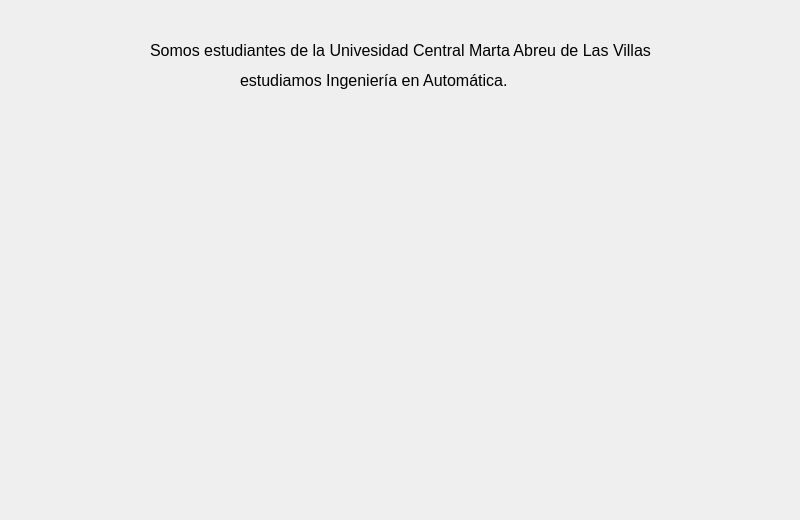
Old version of the form nosotros.ui in the repository hemslyhd/proyectoRentaAutos.
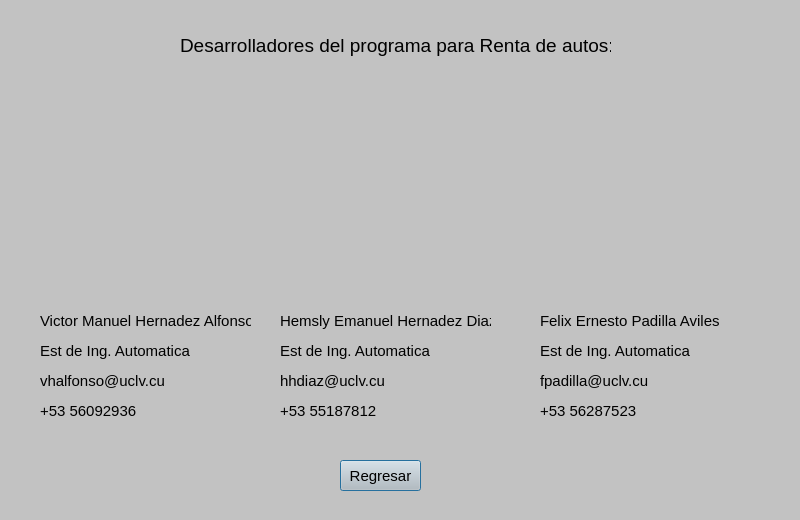
New version of the form. Icons and pictures are not drawn.

Commit message: se le hicieron cambios a la base de datos agregando el numero  maximo de autos

Patch:
```diff
--- a/nosotros.ui
+++ b/nosotros.ui
@@ -22,9 +22,424 @@
     <height>520</height>
    </size>
   </property>
+  <property name="palette">
+   <palette>
+    <active>
+     <colorrole role="WindowText">
+      <brush brushstyle="SolidPattern">
+       <color alpha="255">
+        <red>0</red>
+        <green>0</green>
+        <blue>0</blue>
+       </color>
+      </brush>
+     </colorrole>
+     <colorrole role="Button">
+      <brush brushstyle="SolidPattern">
+       <color alpha="255">
+        <red>194</red>
+        <green>194</green>
+        <blue>194</blue>
+       </color>
+      </brush>
+     </colorrole>
+     <colorrole role="Light">
+      <brush brushstyle="SolidPattern">
+       <color alpha="255">
+        <red>255</red>
+        <green>255</green>
+        <blue>255</blue>
+       </color>
+      </brush>
+     </colorrole>
+     <colorrole role="Midlight">
+      <brush brushstyle="SolidPattern">
+       <color alpha="255">
+        <red>224</red>
+        <green>224</green>
+        <blue>224</blue>
+       </color>
+      </brush>
+     </colorrole>
+     <colorrole role="Dark">
+      <brush brushstyle="SolidPattern">
+       <color alpha="255">
+        <red>97</red>
+        <green>97</green>
+        <blue>97</blue>
+       </color>
+      </brush>
+     </colorrole>
+     <colorrole role="Mid">
+      <brush brushstyle="SolidPattern">
+       <color alpha="255">
+        <red>129</red>
+        <green>129</green>
+        <blue>129</blue>
+       </color>
+      </brush>
+     </colorrole>
+     <colorrole role="Text">
+      <brush brushstyle="SolidPattern">
+       <color alpha="255">
+        <red>0</red>
+        <green>0</green>
+        <blue>0</blue>
+       </color>
+      </brush>
+     </colorrole>
+     <colorrole role="BrightText">
+      <brush brushstyle="SolidPattern">
+       <color alpha="255">
+        <red>255</red>
+        <green>255</green>
+        <blue>255</blue>
+       </color>
+      </brush>
+     </colorrole>
+     <colorrole role="ButtonText">
+      <brush brushstyle="SolidPattern">
+       <color alpha="255">
+        <red>0</red>
+        <green>0</green>
+        <blue>0</blue>
+       </color>
+      </brush>
+     </colorrole>
+     <colorrole role="Base">
+      <brush brushstyle="SolidPattern">
+       <color alpha="255">
+        <red>255</red>
+        <green>255</green>
+        <blue>255</blue>
+       </color>
+      </brush>
+     </colorrole>
+     <colorrole role="Window">
+      <brush brushstyle="SolidPattern">
+       <color alpha="255">
+        <red>194</red>
+        <green>194</green>
+        <blue>194</blue>
+       </color>
+      </brush>
+     </colorrole>
+     <colorrole role="Shadow">
+      <brush brushstyle="SolidPattern">
+       <color alpha="255">
+        <red>0</red>
+        <green>0</green>
+        <blue>0</blue>
+       </color>
+      </brush>
+     </colorrole>
+     <colorrole role="AlternateBase">
+      <brush brushstyle="SolidPattern">
+       <color alpha="255">
+        <red>224</red>
+        <green>224</green>
+        <blue>224</blue>
+       </color>
+      </brush>
+     </colorrole>
+     <colorrole role="ToolTipBase">
+      <brush brushstyle="SolidPattern">
+       <color alpha="255">
+        <red>255</red>
+        <green>255</green>
+        <blue>220</blue>
+       </color>
+      </brush>
+     </colorrole>
+     <colorrole role="ToolTipText">
+      <brush brushstyle="SolidPattern">
+       <color alpha="255">
+        <red>0</red>
+        <green>0</green>
+        <blue>0</blue>
+       </color>
+      </brush>
+     </colorrole>
+    </active>
+    <inactive>
+     <colorrole role="WindowText">
+      <brush brushstyle="SolidPattern">
+       <color alpha="255">
+        <red>0</red>
+        <green>0</green>
+        <blue>0</blue>
+       </color>
+      </brush>
+     </colorrole>
+     <colorrole role="Button">
+      <brush brushstyle="SolidPattern">
+       <color alpha="255">
+        <red>194</red>
+        <green>194</green>
+        <blue>194</blue>
+       </color>
+      </brush>
+     </colorrole>
+     <colorrole role="Light">
+      <brush brushstyle="SolidPattern">
+       <color alpha="255">
+        <red>255</red>
+        <green>255</green>
+        <blue>255</blue>
+       </color>
+      </brush>
+     </colorrole>
+     <colorrole role="Midlight">
+      <brush brushstyle="SolidPattern">
+       <color alpha="255">
+        <red>224</red>
+        <green>224</green>
+        <blue>224</blue>
+       </color>
+      </brush>
+     </colorrole>
+     <colorrole role="Dark">
+      <brush brushstyle="SolidPattern">
+       <color alpha="255">
+        <red>97</red>
+        <green>97</green>
+        <blue>97</blue>
+       </color>
+      </brush>
+     </colorrole>
+     <colorrole role="Mid">
+      <brush brushstyle="SolidPattern">
+       <color alpha="255">
+        <red>129</red>
+        <green>129</green>
+        <blue>129</blue>
+       </color>
+      </brush>
+     </colorrole>
+     <colorrole role="Text">
+      <brush brushstyle="SolidPattern">
+       <color alpha="255">
+        <red>0</red>
+        <green>0</green>
+        <blue>0</blue>
+       </color>
+      </brush>
+     </colorrole>
+     <colorrole role="BrightText">
+      <brush brushstyle="SolidPattern">
+       <color alpha="255">
+        <red>255</red>
+        <green>255</green>
+        <blue>255</blue>
+       </color>
+      </brush>
+     </colorrole>
+     <colorrole role="ButtonText">
+      <brush brushstyle="SolidPattern">
+       <color alpha="255">
+        <red>0</red>
+        <green>0</green>
+        <blue>0</blue>
+       </color>
+      </brush>
+     </colorrole>
+     <colorrole role="Base">
+      <brush brushstyle="SolidPattern">
+       <color alpha="255">
+        <red>255</red>
+        <green>255</green>
+        <blue>255</blue>
+       </color>
+      </brush>
+     </colorrole>
+     <colorrole role="Window">
+      <brush brushstyle="SolidPattern">
+       <color alpha="255">
+        <red>194</red>
+        <green>194</green>
+        <blue>194</blue>
+       </color>
+      </brush>
+     </colorrole>
+     <colorrole role="Shadow">
+      <brush brushstyle="SolidPattern">
+       <color alpha="255">
+        <red>0</red>
+        <green>0</green>
+        <blue>0</blue>
+       </color>
+      </brush>
+     </colorrole>
+     <colorrole role="AlternateBase">
+      <brush brushstyle="SolidPattern">
+       <color alpha="255">
+        <red>224</red>
+        <green>224</green>
+        <blue>224</blue>
+       </color>
+      </brush>
+     </colorrole>
+     <colorrole role="ToolTipBase">
+      <brush brushstyle="SolidPattern">
+       <color alpha="255">
+        <red>255</red>
+        <green>255</green>
+        <blue>220</blue>
+       </color>
+      </brush>
+     </colorrole>
+     <colorrole role="ToolTipText">
+      <brush brushstyle="SolidPattern">
+       <color alpha="255">
+        <red>0</red>
+        <green>0</green>
+        <blue>0</blue>
+       </color>
+      </brush>
+     </colorrole>
+    </inactive>
+    <disabled>
+     <colorrole role="WindowText">
+      <brush brushstyle="SolidPattern">
+       <color alpha="255">
+        <red>97</red>
+        <green>97</green>
+        <blue>97</blue>
+       </color>
+      </brush>
+     </colorrole>
+     <colorrole role="Button">
+      <brush brushstyle="SolidPattern">
+       <color alpha="255">
+        <red>194</red>
+        <green>194</green>
+        <blue>194</blue>
+       </color>
+      </brush>
+     </colorrole>
+     <colorrole role="Light">
+      <brush brushstyle="SolidPattern">
+       <color alpha="255">
+        <red>255</red>
+        <green>255</green>
+        <blue>255</blue>
+       </color>
+      </brush>
+     </colorrole>
+     <colorrole role="Midlight">
+      <brush brushstyle="SolidPattern">
+       <color alpha="255">
+        <red>224</red>
+        <green>224</green>
+        <blue>224</blue>
+       </color>
+      </brush>
+     </colorrole>
+     <colorrole role="Dark">
+      <brush brushstyle="SolidPattern">
+       <color alpha="255">
+        <red>97</red>
+        <green>97</green>
+        <blue>97</blue>
+       </color>
+      </brush>
+     </colorrole>
+     <colorrole role="Mid">
+      <brush brushstyle="SolidPattern">
+       <color alpha="255">
+        <red>129</red>
+        <green>129</green>
+        <blue>129</blue>
+       </color>
+      </brush>
+     </colorrole>
+     <colorrole role="Text">
+      <brush brushstyle="SolidPattern">
+       <color alpha="255">
+        <red>97</red>
+        <green>97</green>
+        <blue>97</blue>
+       </color>
+      </brush>
+     </colorrole>
+     <colorrole role="BrightText">
+      <brush brushstyle="SolidPattern">
+       <color alpha="255">
+        <red>255</red>
+        <green>255</green>
+        <blue>255</blue>
+       </color>
+      </brush>
+     </colorrole>
+     <colorrole role="ButtonText">
+      <brush brushstyle="SolidPattern">
+       <color alpha="255">
+        <red>97</red>
+        <green>97</green>
+        <blue>97</blue>
+       </color>
+      </brush>
+     </colorrole>
+     <colorrole role="Base">
+      <brush brushstyle="SolidPattern">
+       <color alpha="255">
+        <red>194</red>
+        <green>194</green>
+        <blue>194</blue>
+       </color>
+      </brush>
+     </colorrole>
+     <colorrole role="Window">
+      <brush brushstyle="SolidPattern">
+       <color alpha="255">
+        <red>194</red>
+        <green>194</green>
+        <blue>194</blue>
+       </color>
+      </brush>
+     </colorrole>
+     <colorrole role="Shadow">
+      <brush brushstyle="SolidPattern">
+       <color alpha="255">
+        <red>0</red>
+        <green>0</green>
+        <blue>0</blue>
+       </color>
+      </brush>
+     </colorrole>
+     <colorrole role="AlternateBase">
+      <brush brushstyle="SolidPattern">
+       <color alpha="255">
+        <red>194</red>
+        <green>194</green>
+        <blue>194</blue>
+       </color>
+      </brush>
+     </colorrole>
+     <colorrole role="ToolTipBase">
+      <brush brushstyle="SolidPattern">
+       <color alpha="255">
+        <red>255</red>
+        <green>255</green>
+        <blue>220</blue>
+       </color>
+      </brush>
+     </colorrole>
+     <colorrole role="ToolTipText">
+      <brush brushstyle="SolidPattern">
+       <color alpha="255">
+        <red>0</red>
+        <green>0</green>
+        <blue>0</blue>
+       </color>
+      </brush>
+     </colorrole>
+    </disabled>
+   </palette>
+  </property>
   <property name="font">
    <font>
-    <pointsize>12</pointsize>
+    <pointsize>11</pointsize>
    </font>
   </property>
   <property name="windowTitle">
@@ -33,27 +448,245 @@
   <widget class="QLabel" name="label">
    <property name="geometry">
     <rect>
-     <x>150</x>
-     <y>40</y>
-     <width>501</width>
-     <height>20</height>
+     <x>40</x>
+     <y>110</y>
+     <width>181</width>
+     <height>191</height>
     </rect>
    </property>
    <property name="text">
-    <string>Somos estudiantes de la Univesidad Central Marta Abreu de Las Villas</string>
+    <string/>
+   </property>
+   <property name="pixmap">
+    <pixmap resource="imagen.qrc">:/imagenes/photo_2023-11-26_23-05-44.jpg</pixmap>
+   </property>
+   <property name="scaledContents">
+    <bool>true</bool>
    </property>
   </widget>
   <widget class="QLabel" name="label_2">
    <property name="geometry">
     <rect>
-     <x>240</x>
-     <y>70</y>
-     <width>281</width>
-     <height>20</height>
+     <x>290</x>
+     <y>110</y>
+     <width>191</width>
+     <height>191</height>
     </rect>
    </property>
    <property name="text">
-    <string>estudiamos Ingeniería en Automática.</string>
+    <string/>
+   </property>
+   <property name="pixmap">
+    <pixmap resource="imagen.qrc">:/imagenes/photo_2023-11-26_22-23-56.jpg</pixmap>
+   </property>
+   <property name="scaledContents">
+    <bool>true</bool>
+   </property>
+  </widget>
+  <widget class="QLabel" name="label_3">
+   <property name="geometry">
+    <rect>
+     <x>550</x>
+     <y>110</y>
+     <width>201</width>
+     <height>191</height>
+    </rect>
+   </property>
+   <property name="text">
+    <string/>
+   </property>
+   <property name="pixmap">
+    <pixmap resource="imagen.qrc">:/imagenes/photo_2023-11-26_22-23-43.jpg</pixmap>
+   </property>
+   <property name="scaledContents">
+    <bool>true</bool>
+   </property>
+  </widget>
+  <widget class="QLabel" name="label_4">
+   <property name="geometry">
+    <rect>
+     <x>280</x>
+     <y>310</y>
+     <width>211</width>
+     <height>21</height>
+    </rect>
+   </property>
+   <property name="text">
+    <string>Hemsly Emanuel Hernadez Diaz</string>
+   </property>
+  </widget>
+  <widget class="QLabel" name="label_5">
+   <property name="geometry">
+    <rect>
+     <x>280</x>
+     <y>340</y>
+     <width>211</width>
+     <height>21</height>
+    </rect>
+   </property>
+   <property name="text">
+    <string>Est de Ing. Automatica</string>
+   </property>
+  </widget>
+  <widget class="QLabel" name="label_6">
+   <property name="geometry">
+    <rect>
+     <x>280</x>
+     <y>370</y>
+     <width>211</width>
+     <height>21</height>
+    </rect>
+   </property>
+   <property name="text">
+    <string>hhdiaz@uclv.cu</string>
+   </property>
+  </widget>
+  <widget class="QLabel" name="label_7">
+   <property name="geometry">
+    <rect>
+     <x>280</x>
+     <y>400</y>
+     <width>211</width>
+     <height>21</height>
+    </rect>
+   </property>
+   <property name="text">
+    <string>+53 55187812</string>
+   </property>
+  </widget>
+  <widget class="QLabel" name="label_9">
+   <property name="geometry">
+    <rect>
+     <x>540</x>
+     <y>310</y>
+     <width>211</width>
+     <height>21</height>
+    </rect>
+   </property>
+   <property name="text">
+    <string>Felix Ernesto Padilla Aviles</string>
+   </property>
+  </widget>
+  <widget class="QLabel" name="label_10">
+   <property name="geometry">
+    <rect>
+     <x>540</x>
+     <y>370</y>
+     <width>211</width>
+     <height>21</height>
+    </rect>
+   </property>
+   <property name="text">
+    <string>fpadilla@uclv.cu</string>
+   </property>
+  </widget>
+  <widget class="QLabel" name="label_11">
+   <property name="geometry">
+    <rect>
+     <x>540</x>
+     <y>400</y>
+     <width>211</width>
+     <height>21</height>
+    </rect>
+   </property>
+   <property name="text">
+    <string>+53 56287523</string>
+   </property>
+  </widget>
+  <widget class="QLabel" name="label_13">
+   <property name="geometry">
+    <rect>
+     <x>40</x>
+     <y>310</y>
+     <width>211</width>
+     <height>21</height>
+    </rect>
+   </property>
+   <property name="text">
+    <string>Victor Manuel Hernadez Alfonso</string>
+   </property>
+  </widget>
+  <widget class="QLabel" name="label_14">
+   <property name="geometry">
+    <rect>
+     <x>180</x>
+     <y>30</y>
+     <width>431</width>
+     <height>31</height>
+    </rect>
+   </property>
+   <property name="font">
+    <font>
+     <pointsize>14</pointsize>
+    </font>
+   </property>
+   <property name="text">
+    <string>Desarrolladores del programa para Renta de autos:</string>
+   </property>
+  </widget>
+  <widget class="QPushButton" name="pushButton">
+   <property name="geometry">
+    <rect>
+     <x>340</x>
+     <y>460</y>
+     <width>81</width>
+     <height>31</height>
+    </rect>
+   </property>
+   <property name="text">
+    <string>Regresar</string>
+   </property>
+  </widget>
+  <widget class="QLabel" name="label_8">
+   <property name="geometry">
+    <rect>
+     <x>540</x>
+     <y>340</y>
+     <width>211</width>
+     <height>21</height>
+    </rect>
+   </property>
+   <property name="text">
+    <string>Est de Ing. Automatica</string>
+   </property>
+  </widget>
+  <widget class="QLabel" name="label_15">
+   <property name="geometry">
+    <rect>
+     <x>40</x>
+     <y>340</y>
+     <width>211</width>
+     <height>21</height>
+    </rect>
+   </property>
+   <property name="text">
+    <string>Est de Ing. Automatica</string>
+   </property>
+  </widget>
+  <widget class="QLabel" name="label_16">
+   <property name="geometry">
+    <rect>
+     <x>40</x>
+     <y>370</y>
+     <width>211</width>
+     <height>21</height>
+    </rect>
+   </property>
+   <property name="text">
+    <string>vhalfonso@uclv.cu</string>
+   </property>
+  </widget>
+  <widget class="QLabel" name="label_17">
+   <property name="geometry">
+    <rect>
+     <x>40</x>
+     <y>400</y>
+     <width>211</width>
+     <height>21</height>
+    </rect>
+   </property>
+   <property name="text">
+    <string>+53 56092936</string>
    </property>
   </widget>
  </widget>
```
Left out of the diff: 6 changed lines with no effect on the pictures. The commit also changes 17 other files.
